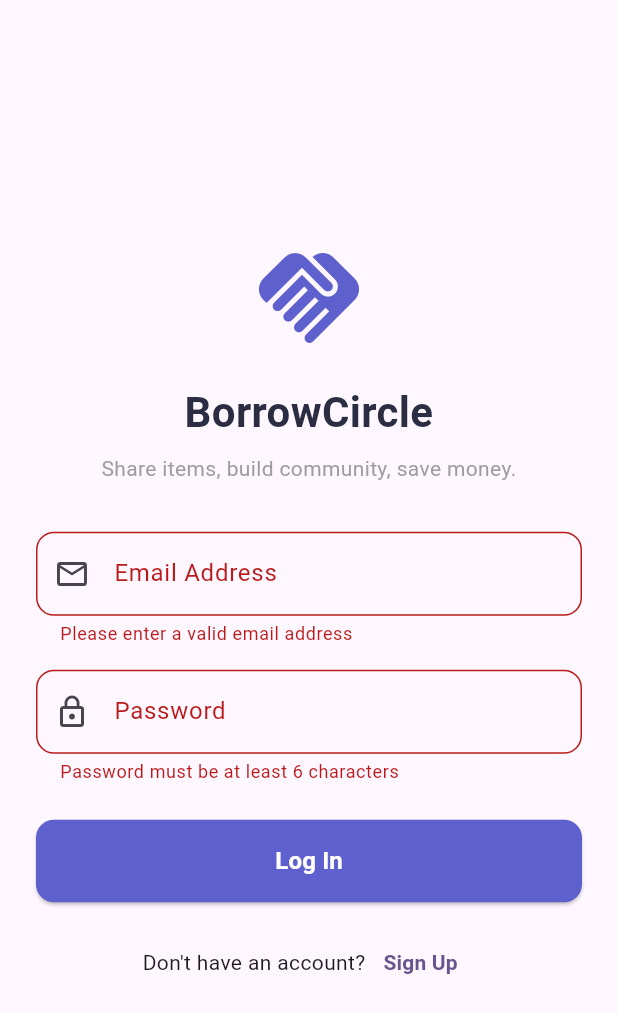
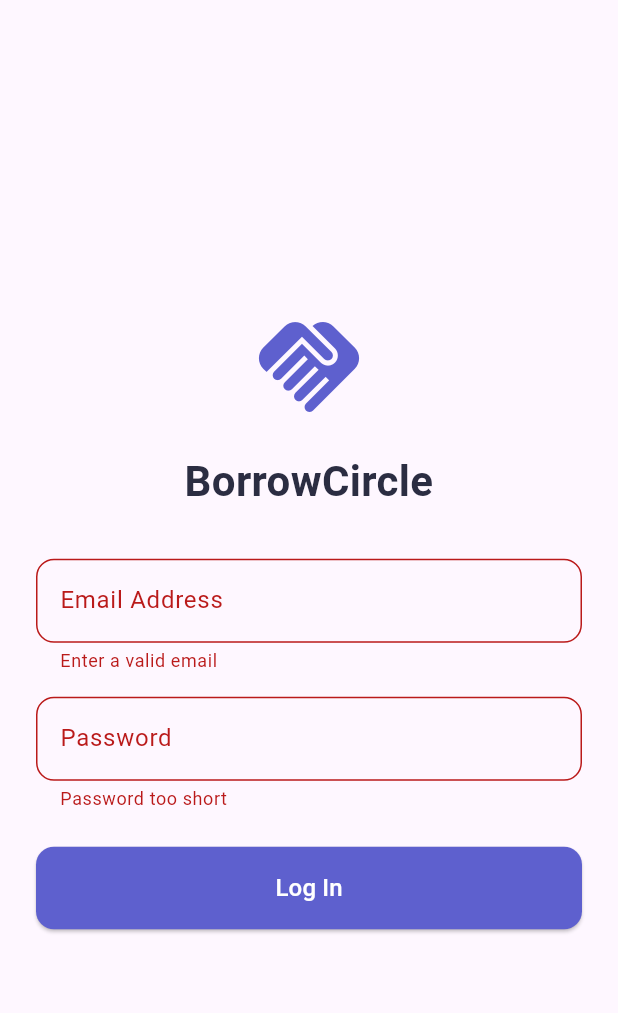
Before and after one commit to Bandish04/borrowcircle, a Flutter app: the LoginScreen screen opened directly, after a tap on "Log In", on a phone screen of 412 x 824 dp. Shown: the top 1013 px of the screen. Run offline on Flutter 3.47's test engine with Material 3 defaults, Android fonts, the phone set to English and light mode, and no system bars; our stand-ins replace flutter_secure_storage; accounts and stored records are empty.

Commit message:
fixed code for login and auth files

```diff
--- a/mobile/lib/screens/auth/login_screen.dart
+++ b/mobile/lib/screens/auth/login_screen.dart
@@ -2,6 +2,7 @@ import 'package:flutter/material.dart';
 import 'package:provider/provider.dart';
 import '../../services/auth_service.dart';
 import '../../theme.dart';
+// We will create the RegisterScreen in the next step
 import 'register_screen.dart';
 
 class LoginScreen extends StatefulWidget {
@@ -29,10 +30,10 @@ class _LoginScreenState extends State<LoginScreen> {
   Future<void> _handleLogin() async {
     if (!_formKey.currentState!.validate()) return;
 
-    setState() {
+    setState(() {
       _isLoading = true;
       _errorMessage = null;
-    };
+    });
 
     try {
       final authService = Provider.of<AuthService>(context, listen: false);
@@ -43,9 +44,12 @@ class _LoginScreenState extends State<LoginScreen> {
 
       if (!mounted) return;
 
-      if (response['statusCode'] != 200) {
+      if (response['statusCode'] == 200) {
+        // Success! AuthService already updated _isAuthenticated
+        // In the next phase, we'll setup routing to redirect home
+      } else {
         setState(() {
-          _errorMessage = response['body']['detail'] ?? 'Login failed. Please check your credentials.';
+          _errorMessage = response['body']['detail'] ?? 'Login failed. Check your credentials.';
           _isLoading = false;
         });
       }
@@ -71,87 +75,47 @@ class _LoginScreenState extends State<LoginScreen> {
                 mainAxisAlignment: MainAxisAlignment.center,
                 crossAxisAlignment: CrossAxisAlignment.stretch,
                 children: [
-                  // App Branding / Logo
-                  Icon(
-                    Icons.handshake_rounded,
-                    size: 80,
-                    color: BorrowCircleTheme.primary,
-                  ),
+                  // App Branding
+                  const Icon(Icons.handshake_rounded, size: 80, color: BorrowCircleTheme.primary),
                   const SizedBox(height: 16),
                   const Text(
                     'BorrowCircle',
                     textAlign: TextAlign.center,
-                    style: TextStyle(
-                      fontSize: 28,
-                      fontWeight: FontWeight.bold,
-                      color: BorrowCircleTheme.textDark,
-                    ),
-                  ),
-                  const SizedBox(height: 8),
-                  const Text(
-                    'Share items, build community, save money.',
-                    textAlign: TextAlign.center,
-                    style: TextStyle(
-                      fontSize: 14,
-                      color: Colors.grey,
-                    ),
+                    style: TextStyle(fontSize: 28, fontWeight: FontWeight.bold, color: BorrowCircleTheme.textDark),
                   ),
                   const SizedBox(height: 32),
 
-                  // Error Message
+                  // Error Display
                   if (_errorMessage != null) ...[
                     Container(
                       padding: const EdgeInsets.all(12),
-                      decoration: BoxDecoration(
-                        color: Colors.red.shade50,
-                        borderRadius: BorderRadius.circular(8),
-                        border: Border.all(color: Colors.red.shade200),
-                      ),
-                      child: Text(
-                        _errorMessage!,
-                        style: TextStyle(color: Colors.red.shade700),
-                      ),
+                      decoration: BoxDecoration(color: Colors.red.shade50, borderRadius: BorderRadius.circular(8)),
+                      child: Text(_errorMessage!, style: TextStyle(color: Colors.red.shade700)),
                     ),
                     const SizedBox(height: 16),
                   ],
 
-                  // Email Field
+                  // Email
                   TextFormField(
                     controller: _emailController,
                     keyboardType: TextInputType.emailAddress,
                     decoration: InputDecoration(
                       labelText: 'Email Address',
-                      prefixIcon: const Icon(Icons.email_outlined),
-                      border: OutlineInputBorder(
-                        borderRadius: BorderRadius.circular(12),
-                      ),
+                      border: OutlineInputBorder(borderRadius: BorderRadius.circular(12)),
                     ),
-                    validator: (value) {
-                      if (value == null || value.isEmpty || !value.contains('@')) {
-                        return 'Please enter a valid email address';
-                      }
-                      return null;
-                    },
+                    validator: (value) => (value == null || !value.contains('@')) ? 'Enter a valid email' : null,
                   ),
                   const SizedBox(height: 16),
 
-                  // Password Field
+                  // Password
                   TextFormField(
                     controller: _passwordController,
                     obscureText: true,
                     decoration: InputDecoration(
                       labelText: 'Password',
-                      prefixIcon: const Icon(Icons.lock_outline),
-                      border: OutlineInputBorder(
-                        borderRadius: BorderRadius.circular(12),
-                      ),
+                      border: OutlineInputBorder(borderRadius: BorderRadius.circular(12)),
                     ),
-                    validator: (value) {
-                      if (value == null || value.isEmpty || value.length < 6) {
-                        return 'Password must be at least 6 characters';
-                      }
-                      return null;
-                    },
+                    validator: (value) => (value == null || value.length < 6) ? 'Password too short' : null,
                   ),
                   const SizedBox(height: 24),
 
@@ -162,46 +126,11 @@ class _LoginScreenState extends State<LoginScreen> {
                       backgroundColor: BorrowCircleTheme.primary,
                       foregroundColor: Colors.white,
                       padding: const EdgeInsets.symmetric(vertical: 16),
-                      shape: RoundedRectangleBorder(
-                        borderRadius: BorderRadius.circular(12),
-                      ),
+                      shape: RoundedRectangleBorder(borderRadius: BorderRadius.circular(12)),
                     ),
                     child: _isLoading
-                        ? const SizedBox(
-                            height: 20,
-                            width: 20,
-                            child: CircularProgressIndicator(
-                              strokeWidth: 2,
-                              color: Colors.white,
-                            ),
-                          )
-                        : const Text(
-                            'Log In',
-                            style: TextStyle(fontSize: 16, fontWeight: FontWeight.bold),
-                          ),
-                  ),
-                  const SizedBox(height: 16),
-
-                  // Navigate to Registration
-                  Row(
-                    mainAxisAlignment: MainAxisAlignment.center,
-                    children: [
-                      const Text("Don't have an account?"),
-                      TextButton(
-                        onPressed: () {
-                          Navigator.push(
-                            context,
-                            MaterialPageRoute(
-                              builder: (context) => const RegisterScreen(),
-                            ),
-                          );
-                        },
-                        child: const Text(
-                          'Sign Up',
-                          style: TextStyle(fontWeight: FontWeight.bold),
-                        ),
-                      ),
-                    ],
+                        ? const CircularProgressIndicator(color: Colors.white)
+                        : const Text('Log In', style: TextStyle(fontSize: 16)),
                   ),
                 ],
               ),
```
Also changed, not shown: mobile/lib/services/auth_service.dart (+34 -17 lines).
